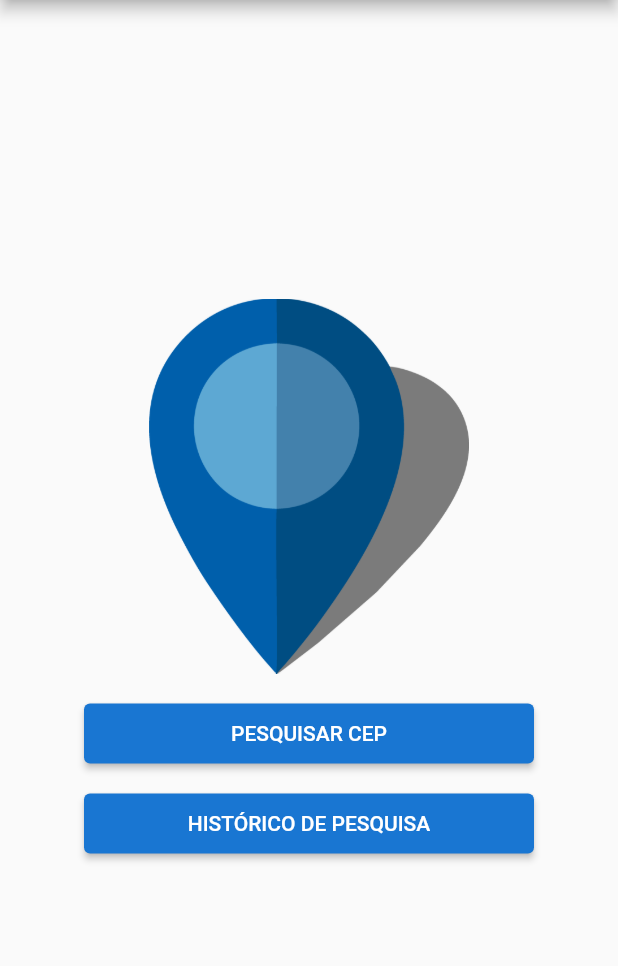
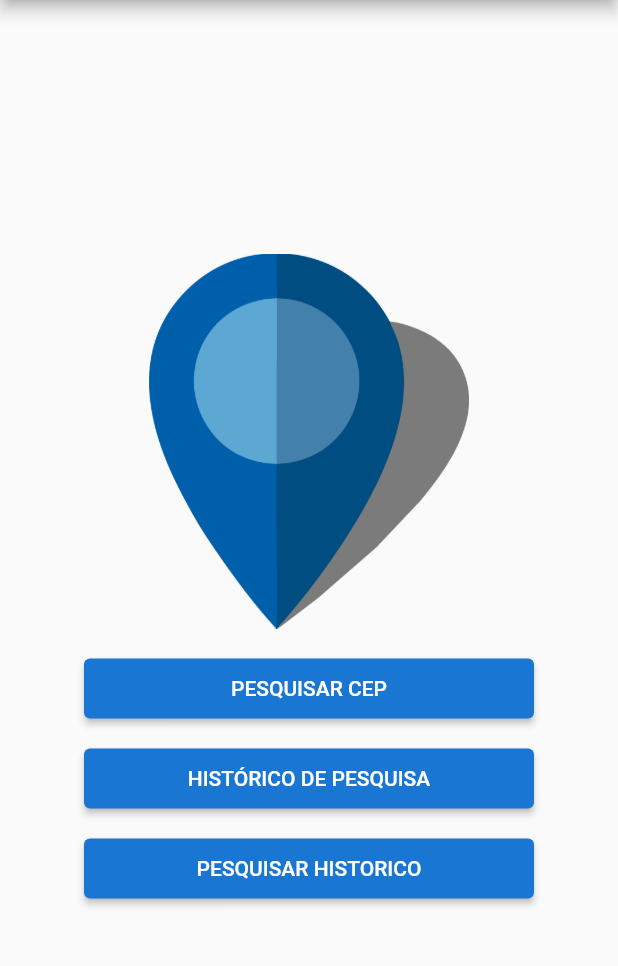
Before and after one commit to yanpaulorc/consulta_cep, a Flutter app: the screen it shows after launch, on a phone screen of 412 x 824 dp, the part 84-1050 px from its top. Run offline on Flutter 3.47's test engine with Material 2 defaults, Android fonts, the phone set to English and light mode, and no system bars; our stand-ins replace sqflite; accounts and stored records are empty.

Commit message:
Atualização consulta db

```diff
--- a/lib/pages/consulta_page.dart
+++ b/lib/pages/consulta_page.dart
@@ -20,7 +20,8 @@ class _ConsultaPageState extends State<ConsultaPage> {
   _databaseInsert(String cep, String logradouro, String complemento,
       String bairro, String localidade, String uf) async {
     final database = await DatabaseSqLite().openConnection();
-    database.rawQuery('INSERT INTO historico values(?,?,?,?,?,?)',
+
+    database.rawQuery('INSERT INTO historico VALUES(?,?,?,?,?,?)',
         [cep, logradouro, complemento, bairro, localidade, uf]);
   }
 
@@ -103,7 +104,7 @@ class _ConsultaPageState extends State<ConsultaPage> {
                   crossAxisAlignment: CrossAxisAlignment.start,
                   children: [
                     Text(
-                      'Resultado da pesquisa do CEP: ${_cepTextController.text}',
+                      'Resultado CEP: ${_cepTextController.text}',
                       style: const TextStyle(
                           fontWeight: FontWeight.bold, fontSize: 18),
                     ),
--- a/lib/pages/home_page.dart
+++ b/lib/pages/home_page.dart
@@ -1,4 +1,5 @@
 import 'package:consulta_cep/pages/consulta_page.dart';
+import 'package:consulta_cep/pages/historico_consulta_page.dart';
 import 'package:consulta_cep/pages/historico_page.dart';
 import 'package:flutter/material.dart';
 
@@ -55,6 +56,19 @@ class HomePage extends StatelessWidget {
                 child: const Text('HISTÓRICO DE PESQUISA'),
               ),
             ),
+            const SizedBox(
+              height: 20,
+            ),
+            SizedBox(
+              height: 40,
+              width: 300,
+              child: ElevatedButton(
+                onPressed: () {
+                  _goToPage(context, const HistoricoConsultaPage());
+                },
+                child: const Text('PESQUISAR HISTORICO'),
+              ),
+            ),
           ],
         ),
       ),
```
Also changed, not shown: lib/pages/historico_consulta_page.dart (added, +60 -0 lines), lib/pages/historico_page.dart (+11 -5 lines).
